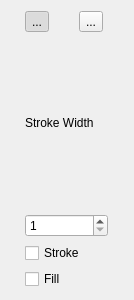
PhotoFlare/photoflare, file src/toolSettings/pointersettingswidget.ui: the form before one commit.
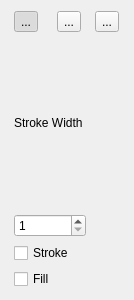
The form after the commit. Icons and pictures are not drawn.

Commit message: Fixes #492 added lasso selection shape

```diff
--- a/src/toolSettings/pointersettingswidget.ui
+++ b/src/toolSettings/pointersettingswidget.ui
@@ -46,6 +46,32 @@
       <iconset resource="../../Icons.qrc">
        <normaloff>:/icons/assets/icons/selections/circle_sel.png</normaloff>:/icons/assets/icons/selections/circle_sel.png</iconset>
      </property>
+     <property name="iconSize">
+      <size>
+       <width>24</width>
+       <height>24</height>
+      </size>
+     </property>
+     <property name="checkable">
+      <bool>true</bool>
+     </property>
+    </widget>
+   </item>
+   <item row="0" column="2">
+    <widget class="QToolButton" name="lasso_sel">
+     <property name="text">
+      <string>...</string>
+     </property>
+     <property name="icon">
+      <iconset resource="../../Icons.qrc">
+       <normaloff>:/icons/assets/icons/selections/lasso_sel.png</normaloff>:/icons/assets/icons/selections/lasso_sel.png</iconset>
+     </property>
+     <property name="iconSize">
+      <size>
+       <width>24</width>
+       <height>24</height>
+      </size>
+     </property>
      <property name="checkable">
       <bool>true</bool>
      </property>
```
The commit also changes 11 other files.
